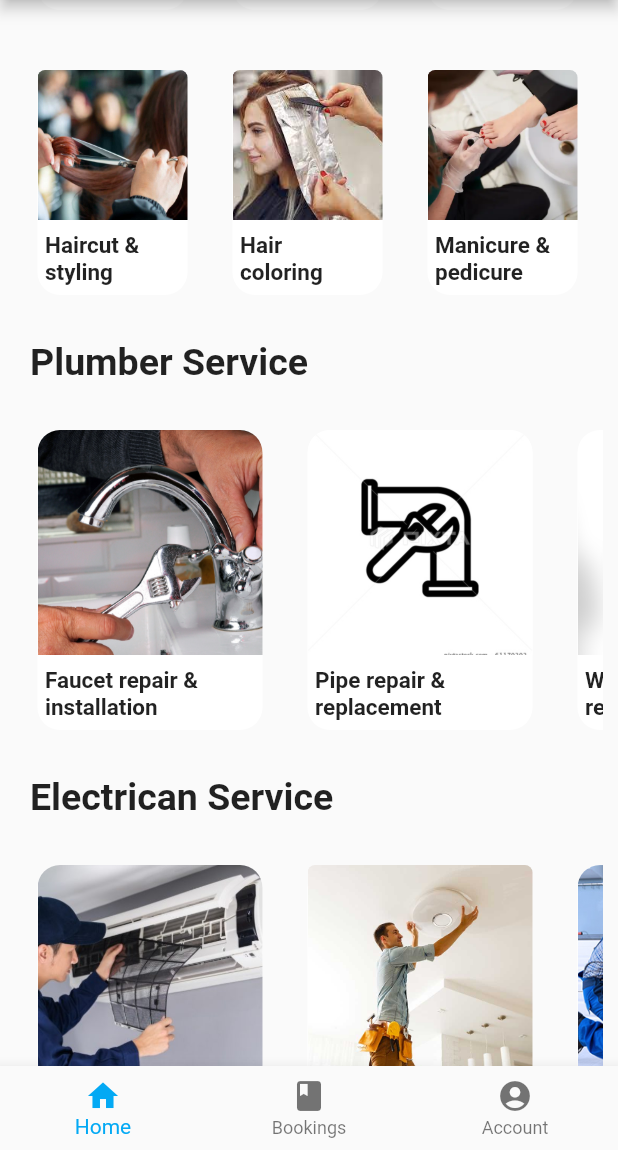
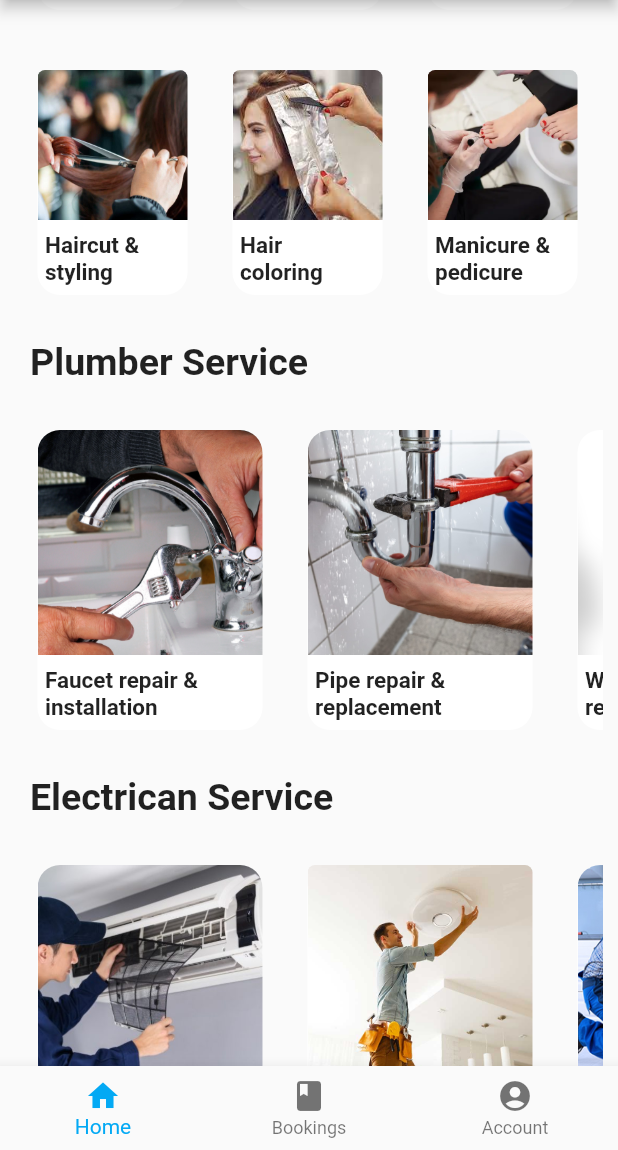
Before and after one commit to Ankit-Dhattarwal/User_homzy, a Flutter app: the screen it shows after launch, scrolled down 576 dp, on a phone screen of 412 x 824 dp, the part 86-1236 px from its top. Run offline on Flutter 3.47's test engine with Material 2 defaults, Android fonts, the phone set to English and light mode, and no system bars; our stand-ins replace carousel_pro.

Commit message:
homzy first

```diff
--- a/lib/main.dart
+++ b/lib/main.dart
@@ -1529,7 +1529,7 @@ class HomeScreen extends StatelessWidget {
                                         topLeft: Radius.circular(15),
                                         topRight: Radius.circular(15),
                                       ),
-                                      child: Image.asset('assets/sub_service/plumber_image/pipe_repair.jpeg', height: 150, width: 150, fit: BoxFit.cover,),
+                                      child: Image.asset('assets/sub_service/plumber_image/piper_repair_2.0.jpeg', height: 150, width: 150, fit: BoxFit.cover,),
                                     ),
                                   ),
                                 ],
--- a/pubspec.yaml
+++ b/pubspec.yaml
@@ -94,6 +94,7 @@ flutter:
   - assets/sub_service/plumber_subscreen.jpeg
   - assets/sub_service/470110063 (1).jpg
   - assets/sub_service/plumber_image/pipe_repair.jpeg
+  - assets/sub_service/plumber_image/piper_repair_2.0.jpeg
 
   # An image asset can refer to one or more resolution-specific "variants", see
   # https://flutter.dev/assets-and-images/#resolution-aware
```
